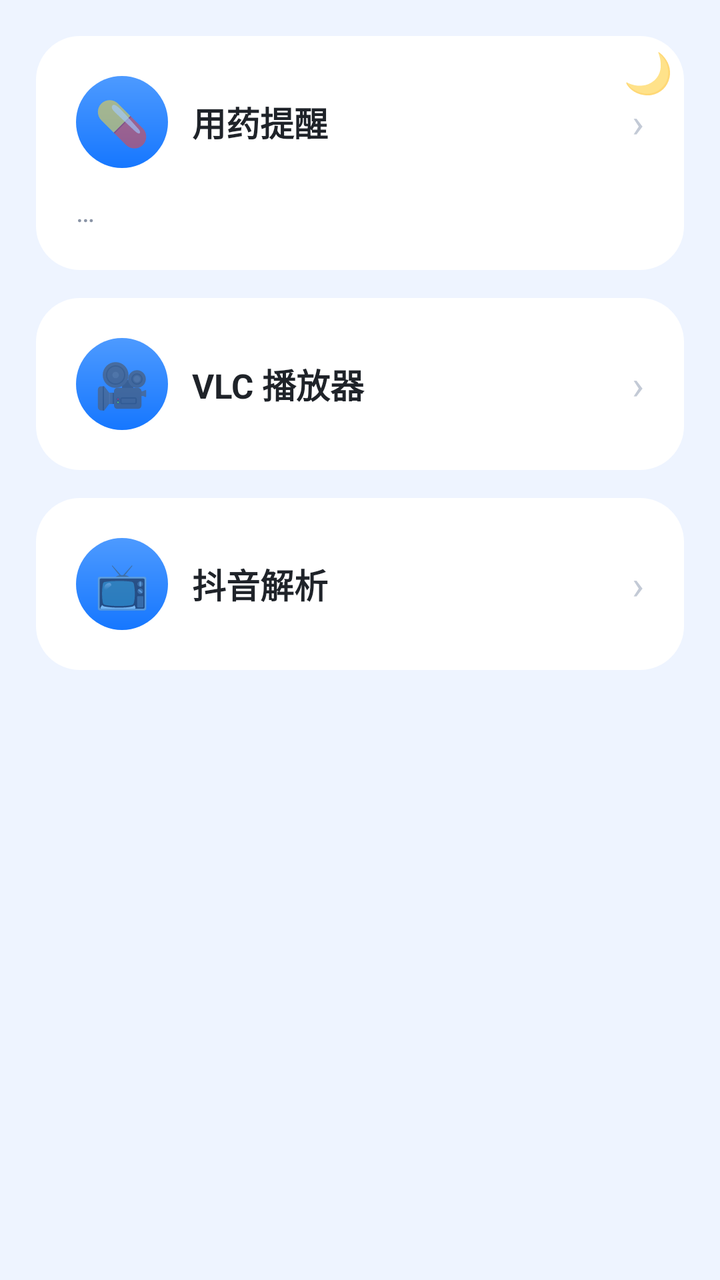
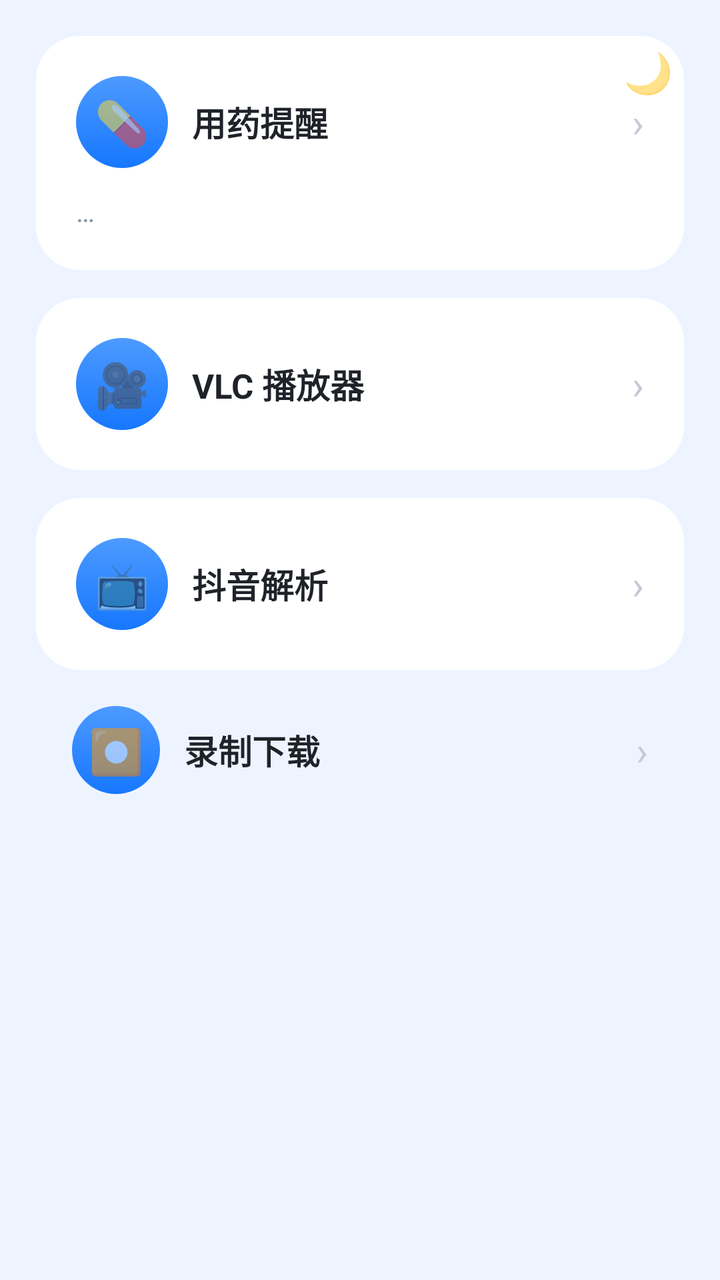

Two renders of the same Android screen: before a commit and after it. Below are the layout's source before the change and the commit's diff.
<!-- AndroidManifest.xml: application theme AppTheme -->
<!-- res/layout/activity_toolbox.xml -->
<?xml version="1.0" encoding="utf-8"?>
<FrameLayout xmlns:android="http://schemas.android.com/apk/res/android"
    android:id="@+id/toolRoot"
    android:layout_width="match_parent" android:layout_height="match_parent">

    <TextView android:id="@+id/themeToggle"
        android:layout_width="44dp" android:layout_height="44dp"
        android:layout_gravity="top|right" android:layout_margin="14dp"
        android:gravity="center" android:elevation="6dp"
        android:text="🌙" android:textSize="20sp"/>

    <LinearLayout android:id="@+id/toolColumn"
        android:layout_width="match_parent" android:layout_height="match_parent"
        android:orientation="vertical"
        android:background="@color/bg">

        <ScrollView
            android:layout_width="match_parent" android:layout_height="match_parent"
            android:fillViewport="true" android:scrollbars="none">

            <LinearLayout
                android:layout_width="match_parent" android:layout_height="wrap_content"
                android:orientation="vertical"
                android:padding="18dp">

                <LinearLayout android:tag="card" android:id="@+id/cardMeds"
                    android:layout_width="match_parent" android:layout_height="wrap_content"
                    android:background="@drawable/bg_card" android:orientation="vertical"
                    android:padding="20dp">

                    <LinearLayout
                        android:layout_width="match_parent" android:layout_height="wrap_content"
                        android:orientation="horizontal" android:gravity="center_vertical">
                        <TextView
                            android:layout_width="46dp" android:layout_height="46dp"
                            android:background="@drawable/bg_btn"
                            android:text="💊" android:textSize="22sp" android:gravity="center"/>
                        <TextView
                            android:layout_width="0dp" android:layout_height="wrap_content"
                            android:layout_weight="1" android:layout_marginLeft="12dp"
                            android:text="用药提醒" android:textSize="17sp"
                            android:textStyle="bold" android:tag="title" android:textColor="@color/textMain"/>
                        <TextView android:text="›" android:textSize="20sp"
                            android:textColor="#C3CAD6"
                            android:layout_width="wrap_content" android:layout_height="wrap_content"/>
                    </LinearLayout>

                    <TextView android:tag="sub" android:id="@+id/tvNextDose"
                        android:layout_width="wrap_content" android:layout_height="wrap_content"
                        android:layout_marginTop="12dp" android:textSize="14sp"
                        android:textColor="@color/textSub" android:text="…"/>
                </LinearLayout>

                <LinearLayout android:tag="card" android:id="@+id/cardPlayer"
                    android:layout_width="match_parent" android:layout_height="wrap_content"
                    android:layout_marginTop="14dp"
                    android:background="@drawable/bg_card" android:orientation="vertical"
                    android:padding="20dp">

                    <LinearLayout
                        android:layout_width="match_parent" android:layout_height="wrap_content"
                        android:orientation="horizontal" android:gravity="center_vertical">
                        <TextView
                            android:layout_width="46dp" android:layout_height="46dp"
                            android:background="@drawable/bg_btn"
                            android:text="🎥" android:textSize="22sp" android:gravity="center"/>
                        <TextView
                            android:layout_width="0dp" android:layout_height="wrap_content"
                            android:layout_weight="1" android:layout_marginLeft="12dp"
                            android:text="VLC 播放器" android:textSize="17sp"
                            android:textStyle="bold" android:tag="title" android:textColor="@color/textMain"/>
                        <TextView android:text="›" android:textSize="20sp"
                            android:textColor="#C3CAD6"
                            android:layout_width="wrap_content" android:layout_height="wrap_content"/>
                    </LinearLayout>
                </LinearLayout>

                <LinearLayout android:tag="card" android:id="@+id/cardParse"
                    android:layout_width="match_parent" android:layout_height="wrap_content"
                    android:layout_marginTop="14dp"
                    android:background="@drawable/bg_card" android:orientation="vertical"
                    android:padding="20dp">

                    <LinearLayout
                        android:layout_width="match_parent" android:layout_height="wrap_content"
                        android:orientation="horizontal" android:gravity="center_vertical">
                        <TextView
                            android:layout_width="46dp" android:layout_height="46dp"
                            android:background="@drawable/bg_btn"
                            android:text="📺" android:textSize="22sp" android:gravity="center"/>
                        <TextView
                            android:layout_width="0dp" android:layout_height="wrap_content"
                            android:layout_weight="1" android:layout_marginLeft="12dp"
                            android:text="抖音解析" android:textSize="17sp"
                            android:textStyle="bold" android:tag="title" android:textColor="@color/textMain"/>
                        <TextView android:text="›" android:textSize="20sp"
                            android:textColor="#C3CAD6"
                            android:layout_width="wrap_content" android:layout_height="wrap_content"/>
                    </LinearLayout>
                </LinearLayout>
            </LinearLayout>
        </ScrollView>
    </LinearLayout>
</FrameLayout>
<!-- resources referenced by this layout -->
<resources>
  <color name="bg">#EEF4FF</color>
  <color name="textMain">#1F2329</color>
  <color name="textSub">#8A94A6</color>
  <!-- drawable bg_btn (drawable) -->
  <?xml version="1.0" encoding="utf-8"?>
  <ripple xmlns:android="http://schemas.android.com/apk/res/android">
      <item>
          <shape>
              <gradient android:startColor="#4D9AFF" android:endColor="#1677FF" android:angle="270"/>
              <corners android:radius="26dp"/>
          </shape>
      </item>
  </ripple>
  <!-- drawable bg_card (drawable) -->
  <?xml version="1.0" encoding="utf-8"?>
  <shape xmlns:android="http://schemas.android.com/apk/res/android">
      <solid android:color="#FFFFFF"/>
      <corners android:radius="22dp"/>
  </shape>
  <style name="AppTheme" parent="android:Theme.Material.Light.NoActionBar">
          <item name="android:windowFullscreen">true</item>
          <item name="android:windowNoTitle">true</item>
          <item name="android:windowTranslucentNavigation">true</item>
          <item name="android:windowBackground">@color/bg</item>
          <item name="android:colorAccent">@color/blue2</item>
      </style>
  <color name="blue2">#1677FF</color>
</resources>

<!-- the commit's change to res/layout/activity_toolbox.xml (unified diff, before → after) -->
@@ -98,6 +98,25 @@
                             android:layout_width="wrap_content" android:layout_height="wrap_content"/>
                     </LinearLayout>
                 </LinearLayout>
+
+                <LinearLayout android:tag="card" android:id="@+id/cardRec"
+                    android:layout_width="match_parent" android:layout_height="wrap_content"
+                    android:orientation="horizontal" android:gravity="center_vertical"
+                    android:padding="18dp" android:layout_marginBottom="14dp">
+
+                    <TextView
+                        android:layout_width="44dp" android:layout_height="44dp"
+                        android:background="@drawable/bg_btn"
+                        android:text="⏺" android:textSize="22sp" android:gravity="center"/>
+                    <TextView
+                        android:layout_width="0dp" android:layout_height="wrap_content"
+                        android:layout_weight="1" android:layout_marginLeft="12dp"
+                        android:text="录制下载" android:textSize="17sp"
+                        android:textStyle="bold" android:tag="title" android:textColor="@color/textMain"/>
+                    <TextView android:text="›" android:textSize="20sp"
+                        android:textColor="#C3CAD6"
+                        android:layout_width="wrap_content" android:layout_height="wrap_content"/>
+                </LinearLayout>
             </LinearLayout>
         </ScrollView>
     </LinearLayout>
